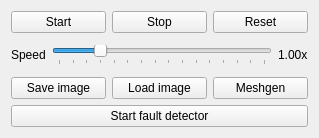
Before: the Qt Designer form testbed_qt/sim_control.ui in Easimer/trigen, drawn with Qt 5.
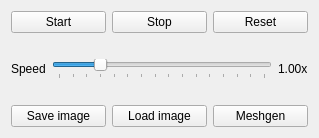
After: the same form once the commit is applied.

Commit message: Move all fault detector/cross-check code to a new project

The edit to the form file:
```diff
--- a/testbed_qt/sim_control.ui
+++ b/testbed_qt/sim_control.ui
@@ -131,13 +131,6 @@
      </item>
     </layout>
    </item>
-   <item>
-    <widget class="QPushButton" name="btnFaultDetector">
-     <property name="text">
-      <string>Start fault detector</string>
-     </property>
-    </widget>
-   </item>
   </layout>
  </widget>
  <resources/>
```
The commit also changes 12 other files.
